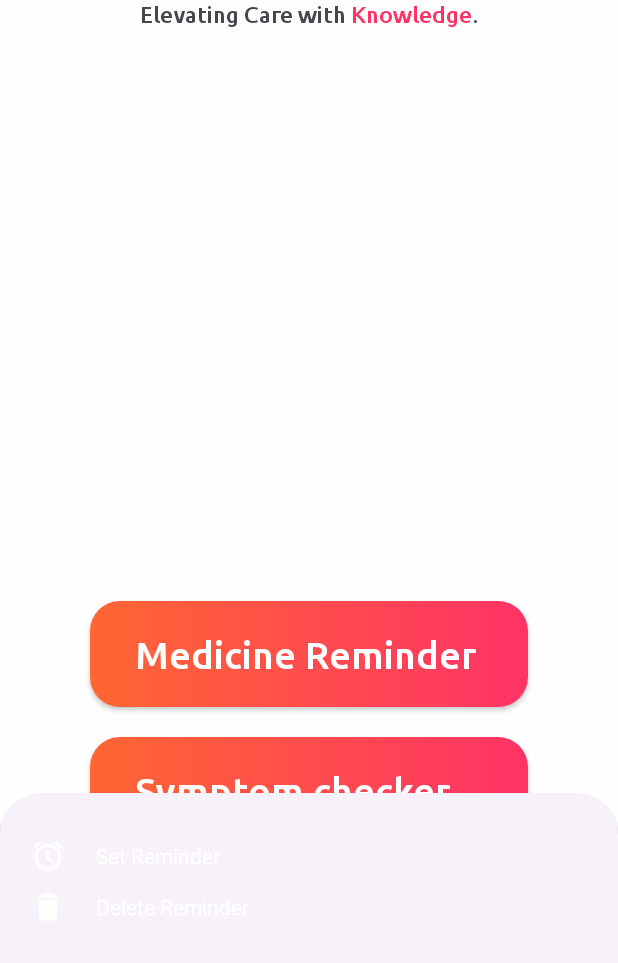
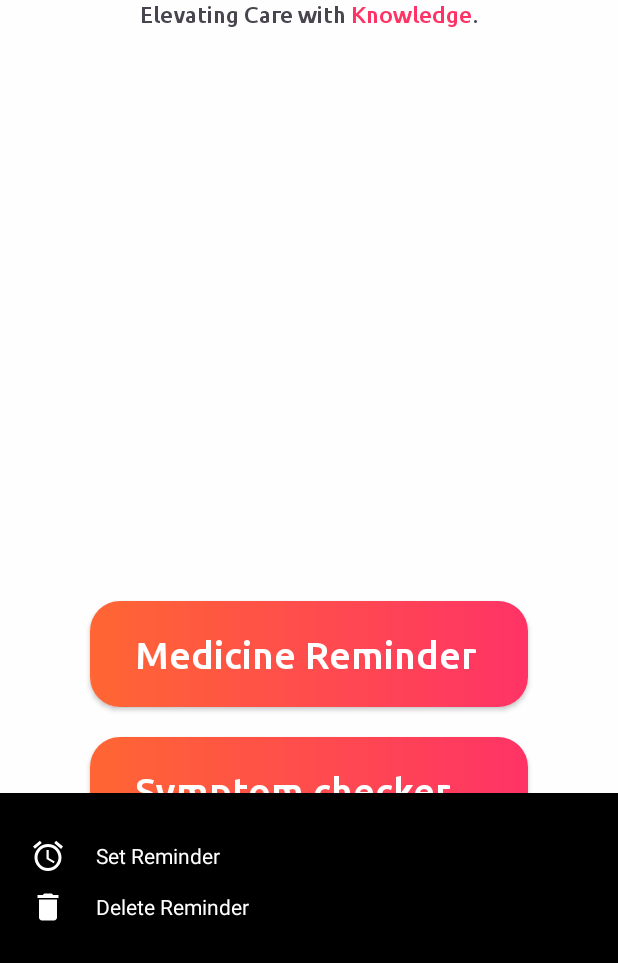
Before and after one commit to harshrox/PulseLyric, an Android app: the screen it shows after launch (MainActivity), after a tap on "Medicine Reminder", on a phone screen of 412 x 824 dp, the part 273-1236 px from its top. Run offline under Robolectric (Android 15) with nearby library versions, the phone set to English and light mode, and no system bars.

```diff
--- a/app/src/main/java/com/gamingz/pulselyric/MainActivity.java
+++ b/app/src/main/java/com/gamingz/pulselyric/MainActivity.java
@@ -10,6 +10,7 @@ import android.os.Bundle;
 import android.text.SpannableString;
 import android.text.Spanned;
 import android.text.style.ForegroundColorSpan;
+import android.util.Log;
 import android.view.View;
 import android.view.WindowManager;
 import android.widget.Button;
@@ -71,7 +72,7 @@ public class MainActivity extends AppCompatActivity implements TimePickerDialog.
                 bottomSheetDialog_set.show();
                 View setView = getLayoutInflater().inflate(R.layout.set_reminder_dialog, null, false);
 
-                timeText = setView.findViewById(R.id.timeText);
+                timeText =  setView.findViewById(R.id.timeText);
                 timePicker = setView.findViewById(R.id.timePicker);
                 timePickerExit = setView.findViewById(R.id.timePickerExit);
 
@@ -107,7 +108,8 @@ public class MainActivity extends AppCompatActivity implements TimePickerDialog.
 
     @Override
     public void onTimeSet(TimePicker view, int hourOfDay, int minute) {
-        TextView timeText =  findViewById(R.id.timeText);
+
         timeText.setText("Hour: " + hourOfDay + " Minute: " + minute);
     }
+
 }
--- a/app/src/main/res/layout/reminder_dialog.xml
+++ b/app/src/main/res/layout/reminder_dialog.xml
@@ -3,7 +3,7 @@
     android:layout_width="match_parent"
     android:layout_height="match_parent"
     android:orientation="vertical"
-    >
+    android:background="@color/black">
 
     <LinearLayout
         android:layout_width="match_parent"
```
